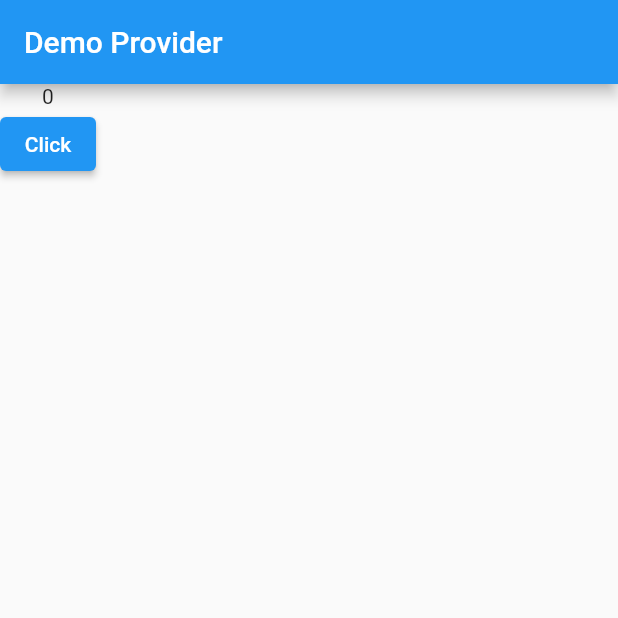
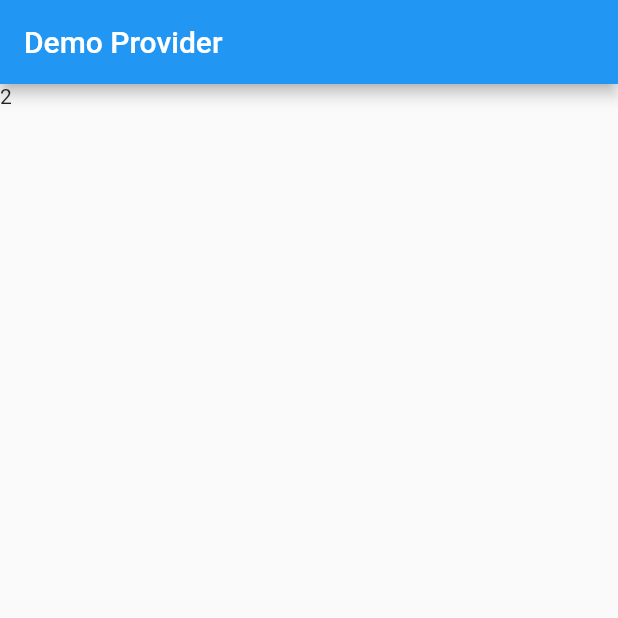
Before and after one commit to vuongd20084/flutter_provider_15092021, a Flutter app: the screen it shows after launch, on a phone screen of 412 x 824 dp, the top half of it. Run offline on Flutter 3.47's test engine with Material 2 defaults, Android fonts, the phone set to English and light mode, and no system bars.

Commit message:
futureprovider

```diff
--- /dev/null
+++ b/lib/demo_future_provider.dart
@@ -0,0 +1,25 @@
+import 'package:flutter/material.dart';
+import 'package:provider/provider.dart';
+class DemoFutureProvider extends StatelessWidget {
+
+  @override
+  Widget build(BuildContext context) {
+    return FutureProvider<int>(
+      create: (context) => Future.delayed(Duration(seconds: 2),() => 2),
+      initialData: 0,
+      builder: (context , child){
+        return Consumer<int>(
+          builder: (context , value , child){
+            return Text(value.toString());
+          },
+        );
+      },
+      updateShouldNotify: (previous,current){
+        if (current % 2 == 0){
+          return true;
+        }
+        return false;
+      },
+    );
+  }
+}
--- a/lib/main.dart
+++ b/lib/main.dart
@@ -1,6 +1,7 @@
 import 'package:flutter/material.dart';
 import 'package:flutter_provider_15092021/demo_basic_provider.dart';
 import 'package:flutter_provider_15092021/demo_changenotifier.dart';
+import 'package:flutter_provider_15092021/demo_future_provider.dart';
 import 'package:flutter_provider_15092021/demo_proxy_provider.dart';
 import 'package:flutter_provider_15092021/demo_valuelistenable_provider.dart';
 
@@ -21,7 +22,7 @@ class MyApp extends StatelessWidget {
         appBar: AppBar(
           title: Text("Demo Provider"),
         ),
-        body: DemoProxyProvider(),
+        body: DemoFutureProvider(),
       ),
     );
   }
```
